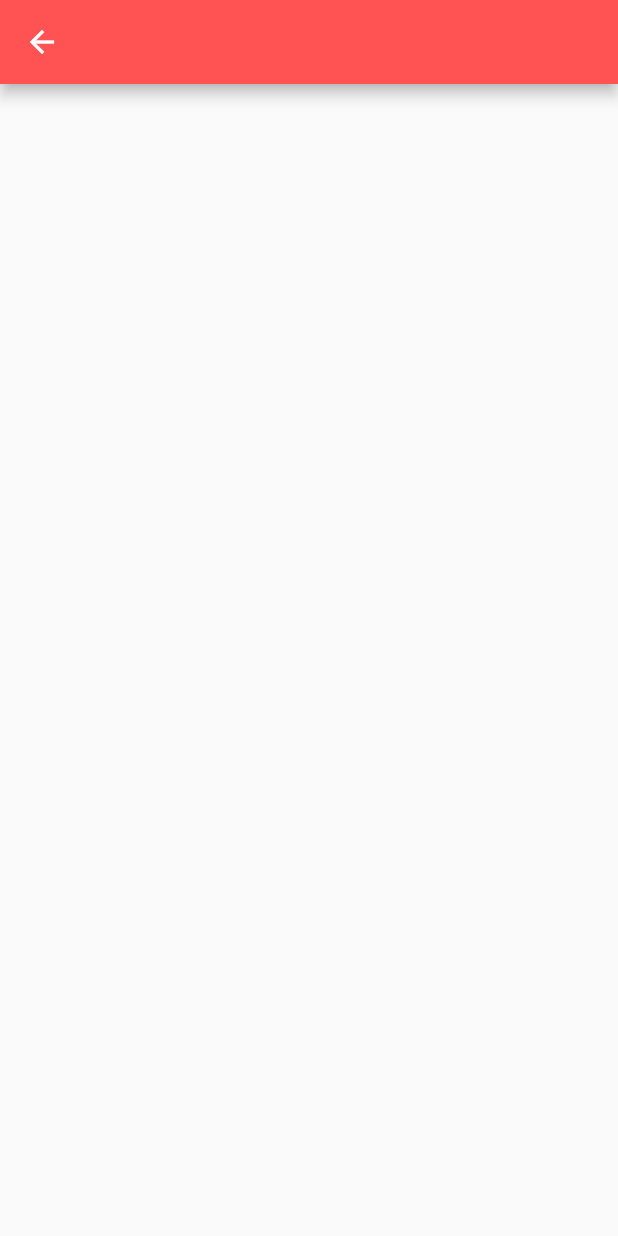
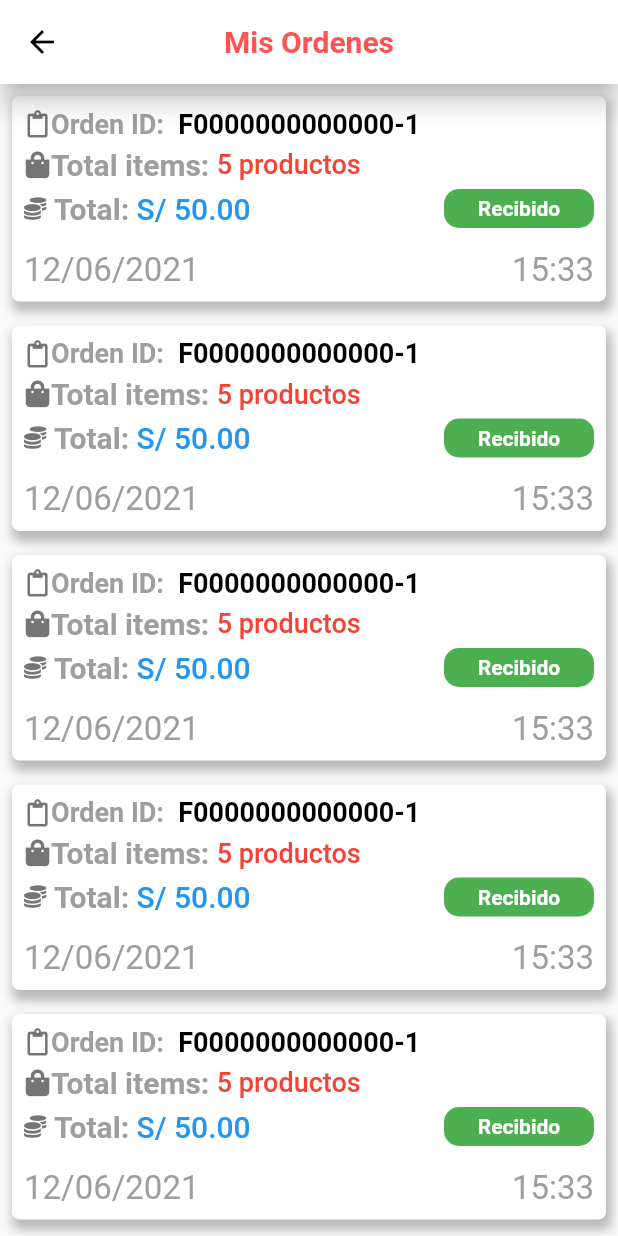
Before and after one commit to marcomiler/app_gustilandia, a Flutter app: the MyOrders screen opened by its route, on a phone screen of 412 x 824 dp. Run offline on Flutter 3.47's test engine with Material 2 defaults, Android fonts, the phone set to English and light mode, and no system bars; our stand-ins replace font_awesome_flutter, progress_dialog, shared_preferences; accounts and stored records are empty; Roboto replaces fonts that are missing (Monserrat).

Commit message:
Se agrego la pantalla historial de pedidos

```diff
--- a/lib/src/pages/my_orders.dart
+++ b/lib/src/pages/my_orders.dart
@@ -1,3 +1,4 @@
+import 'package:app_gustilandia/src/widget/list_pedidos_client.dart';
 import 'package:flutter/material.dart';
 
 class MyOrders extends StatelessWidget {
@@ -5,12 +6,19 @@ class MyOrders extends StatelessWidget {
   Widget build(BuildContext context) {
     return Scaffold(
       appBar: AppBar(
+        iconTheme: IconThemeData(color: Colors.black),
+        backgroundColor: Colors.white,
+        elevation: 7,
+        centerTitle: true,
         title: Text(
           'Mis Ordenes',
-          style: TextStyle(color: Colors.redAccent.shade200),
+          style: TextStyle(
+            color: Colors.redAccent.shade200,
+            fontWeight: FontWeight.bold,
+          ),
         ),
       ),
-      body: Container(),
+      body: ListPedidosClient(),
     );
   }
 }
--- a/lib/src/routes/routes.dart
+++ b/lib/src/routes/routes.dart
@@ -1,3 +1,4 @@
+import 'package:app_gustilandia/src/pages/details_order.dart';
 import 'package:flutter/material.dart';
 
 import 'package:app_gustilandia/src/pages/about_app.dart';
@@ -20,6 +21,7 @@ Map<String, WidgetBuilder> getAplicationRoutes() {
     'tabs': (BuildContext context) => TabsPage(),
     'store': (BuildContext context) => TabStore(),
     'details': (BuildContext context) => DetailsProduct(),
+    'details-order': (BuildContext context) => DetailsOrder(),
     'shop': (BuildContext context) => TabShop(),
     'profile': (BuildContext context) => TabProfile(),
     'register': (BuildContext context) => RegisterPage(),
--- /dev/null
+++ b/lib/src/widget/list_pedidos_client.dart
@@ -0,0 +1,227 @@
+import 'package:flutter/material.dart';
+import 'package:font_awesome_flutter/font_awesome_flutter.dart';
+
+class ListPedidosClient extends StatelessWidget {
+  //constructor con el listado de pedidos
+
+  @override
+  Widget build(BuildContext context) {
+    return ListView.builder(
+      itemCount: 6,
+      itemBuilder: (context, index) {
+        return TargetPedidos();
+      },
+    );
+  }
+}
+
+class TargetPedidos extends StatelessWidget {
+  //constructor con el pedido
+  const TargetPedidos();
+
+  @override
+  Widget build(BuildContext context) {
+    return GestureDetector(
+      onTap: () => Navigator.pushNamed(
+        context,
+        'details-order', /*arguments: producto*/
+      ),
+      child: Container(
+        margin: EdgeInsets.symmetric(vertical: 8.0, horizontal: 8.0),
+        decoration: BoxDecoration(
+          borderRadius: BorderRadius.circular(5.0),
+          color: Colors.white,
+          boxShadow: <BoxShadow>[
+            BoxShadow(
+                color: Colors.black26,
+                blurRadius: 5.0,
+                spreadRadius: 2.0,
+                offset: Offset(2.0, 5.0))
+          ],
+        ),
+        child: Padding(
+          padding: EdgeInsets.all(8.0),
+          child: Column(
+            crossAxisAlignment: CrossAxisAlignment.start,
+            children: [
+              _showHead(),
+              SizedBox(height: 5.0),
+              _totalItems(),
+              SizedBox(height: 5.0),
+              _totalPrice(),
+              SizedBox(height: 15.0),
+              _showDate(),
+              //_showEstatus(),
+            ],
+          ),
+        ),
+      ),
+    );
+  }
+}
+
+Widget _showDate() {
+  return Row(
+    mainAxisAlignment: MainAxisAlignment.spaceBetween,
+    children: [
+      Text(
+        '12/06/2021',
+        maxLines: 2,
+        overflow: TextOverflow.ellipsis,
+        textAlign: TextAlign.start,
+        style: TextStyle(
+          color: Colors.grey,
+          fontWeight: FontWeight.w400,
+          fontSize: 22,
+        ),
+      ),
+      Text(
+        '15:33',
+        maxLines: 2,
+        overflow: TextOverflow.ellipsis,
+        textAlign: TextAlign.start,
+        style: TextStyle(
+          color: Colors.grey,
+          fontWeight: FontWeight.w400,
+          fontSize: 22,
+        ),
+      )
+    ],
+  );
+}
+
+Widget _showHead() {
+  return Row(children: [
+    Icon(
+      FontAwesomeIcons.clipboard,
+      size: 18,
+      color: Colors.grey.shade600,
+    ),
+    Text(
+      'Orden ID: ',
+      maxLines: 2,
+      overflow: TextOverflow.ellipsis,
+      textAlign: TextAlign.start,
+      style: TextStyle(
+        color: Colors.grey,
+        fontWeight: FontWeight.bold,
+        fontSize: 18,
+      ),
+    ),
+    SizedBox(width: 5.0),
+    Text(
+      'F0000000000000-1',
+      maxLines: 2,
+      overflow: TextOverflow.ellipsis,
+      textAlign: TextAlign.start,
+      style: TextStyle(
+        color: Colors.black,
+        fontWeight: FontWeight.bold,
+        fontSize: 18,
+      ),
+    ),
+  ]);
+}
+
+Widget _totalItems() {
+  return Row(
+    children: [
+      Icon(
+        FontAwesomeIcons.shoppingBag,
+        size: 18,
+        color: Colors.grey.shade600,
+      ),
+      Text(
+        'Total items: ',
+        style: TextStyle(
+          color: Colors.grey,
+          fontWeight: FontWeight.bold,
+          fontSize: 20,
+        ),
+      ),
+      Text(
+        '5 productos',
+        maxLines: 2,
+        overflow: TextOverflow.ellipsis,
+        textAlign: TextAlign.start,
+        style: TextStyle(
+          color: Colors.red,
+          fontWeight: FontWeight.w500,
+          fontSize: 18,
+        ),
+      )
+    ],
+  );
+}
+
+Widget _totalPrice() {
+  return Row(
+    children: [
+      Icon(
+        FontAwesomeIcons.coins,
+        size: 15,
+        color: Colors.grey.shade600,
+      ),
+      SizedBox(width: 5),
+      Text(
+        'Total: ',
+        style: TextStyle(
+          color: Colors.grey,
+          fontWeight: FontWeight.bold,
+          fontSize: 20,
+        ),
+      ),
+      Text(
+        'S/ 50.00',
+        style: TextStyle(
+          color: Colors.blue,
+          fontWeight: FontWeight.w500,
+          fontSize: 20,
+        ),
+      ),
+      Spacer(),
+      Container(
+        padding: EdgeInsets.all(5),
+        width: 100,
+        decoration: BoxDecoration(
+          color: Colors.green,
+          borderRadius: BorderRadius.circular(10),
+        ),
+        child: Text(
+          'Recibido',
+          textAlign: TextAlign.center,
+          overflow: TextOverflow.ellipsis,
+          style: TextStyle(
+            color: Colors.white,
+            fontWeight: FontWeight.bold,
+          ),
+        ),
+      )
+    ],
+  );
+}
+
+Widget _showEstatus() {
+  return Row(
+    mainAxisAlignment: MainAxisAlignment.end,
+    children: [
+      Container(
+        padding: EdgeInsets.all(5),
+        width: 100,
+        decoration: BoxDecoration(
+          color: Colors.green,
+          borderRadius: BorderRadius.circular(10),
+        ),
+        child: Text(
+          'Recibido',
+          textAlign: TextAlign.center,
+          overflow: TextOverflow.ellipsis,
+          style: TextStyle(
+            color: Colors.white,
+            fontWeight: FontWeight.bold,
+          ),
+        ),
+      )
+    ],
+  );
+}
```
Also changed, not shown: lib/src/pages/details_order.dart (added, +219 -0 lines), lib/src/widget/list_perfil.dart (+43 -18 lines), assets/images/box.gif (added), assets/images/delivery.gif (added), assets/images/logo.jpg (added).
